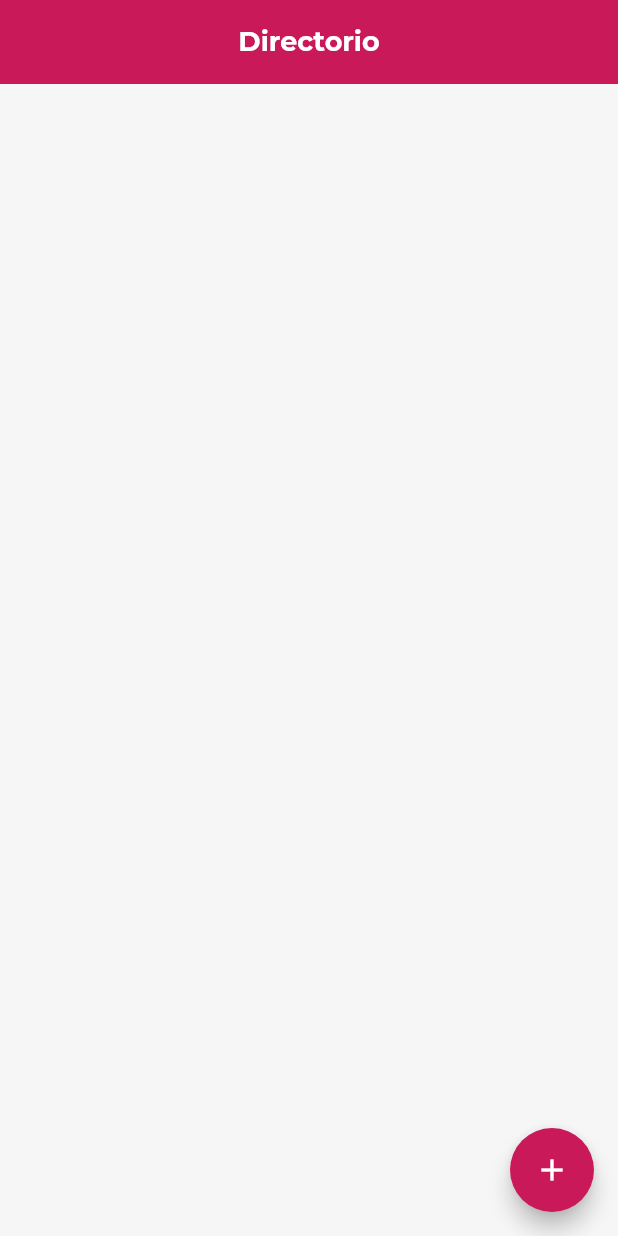
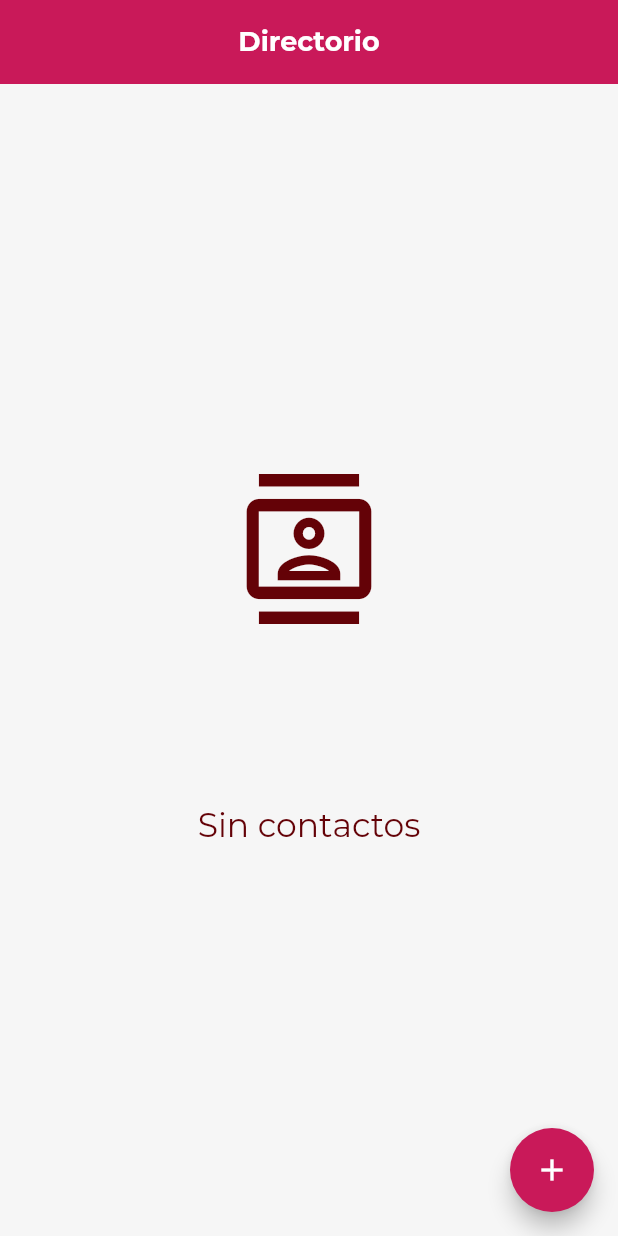
Before and after one commit to IvanZeroi96/Directory, a Flutter app: the screen it shows after launch, on a phone screen of 412 x 824 dp. Run offline on Flutter 3.47's test engine with Material 3 defaults, Android fonts, the phone set to English and light mode, and no system bars; our stand-ins replace dio, get, sqflite; accounts and stored records are empty; network calls fail; project files that could hold a hidden picture were left out.

Commit message:
:wrench:  Modific Read person page

```diff
--- a/lib/core/widgets/app_text_form_field.dart
+++ b/lib/core/widgets/app_text_form_field.dart
@@ -50,7 +50,7 @@ class AppTextFormField extends StatelessWidget {
       autocorrect: false,
       obscureText: obscureText,
       controller: controller,
-      style: Theme.of(context).textTheme.titleMedium?.copyWith(color: enabled ? Colors.black : Colors.black54),
+      style: Theme.of(context).textTheme.titleMedium?.copyWith(color: enabled ? AppColors.textColor : Colors.black54),
       keyboardType: keyboardType,
       validator: validator,
       onChanged: onChanged,
@@ -65,7 +65,7 @@ class AppTextFormField extends StatelessWidget {
           labelText: labelText,
           contentPadding: const EdgeInsets.symmetric(vertical: 8, horizontal: 8),
           labelStyle: Theme.of(context).textTheme.labelMedium?.copyWith(
-                color: enabled ? Colors.black87 : Colors.black54,
+                color: enabled ? AppColors.textColor : Colors.black54,
                 fontSize: 20,
               ),
           focusColor: Colors.amber,
@@ -73,7 +73,7 @@ class AppTextFormField extends StatelessWidget {
           isDense: false,
           enabled: enabled,
           floatingLabelBehavior: floatingLabelBehavior,
-          fillColor: AppColors.background,
+          fillColor: AppColors.backgroundScaffold,
           border: _buildBorder(Colors.black45),
           disabledBorder: _buildBorder(Colors.black26),
           enabledBorder: _buildBorder(Colors.black38),
--- a/lib/features/create_person/presentation/manager/create_person_controller.dart
+++ b/lib/features/create_person/presentation/manager/create_person_controller.dart
@@ -61,6 +61,7 @@ class CreatePersonController extends AppGetXController {
         );
         if (isSuccess) {
           Common.showSnackBar(Get.context!, 'Contacto guardado correctamente.');
+          Get.back(result: true);
         } else {
           Common.showSnackBar(Get.context!, 'Contacto no guardado.');
         }
--- /dev/null
+++ b/lib/features/read_person/domain/entities/person_entity.dart
@@ -0,0 +1,28 @@
+class PersonEntity {
+  int id;
+  String name;
+  String email;
+  String age;
+
+  PersonEntity({
+    this.id = 0,
+    this.name = '',
+    this.email = '',
+    this.age = '',
+  });
+
+  PersonEntity.fromMap(Map<String, dynamic> res)
+      : id = res['id'],
+        name = res['name'],
+        email = res['email'],
+        age = res['age'];
+
+  Map<String, Object?> toMap() {
+    return {
+      'id': id,
+      'name': name,
+      'email': email,
+      'age': age,
+    };
+  }
+}
--- /dev/null
+++ b/lib/features/read_person/domain/use_cases/read_person_use_case.dart
@@ -0,0 +1,15 @@
+import 'package:directory/features/read_person/domain/entities/person_entity.dart';
+import 'package:directory/features/read_person/domain/repositories/read_person_repository.dart';
+
+class ReadPersonUseCase {
+  final ReadPersonRepository _readPersonRepository;
+  ReadPersonUseCase(this._readPersonRepository);
+
+  Future<List<PersonEntity>> execute() async {
+    bool isSuccess = await _readPersonRepository.getPersonsService();
+    if(!isSuccess){
+      return await _readPersonRepository.getPersonsDB();
+    }
+    return [];
+  }
+}
--- a/lib/features/read_person/presentation/pages/read_person_page.dart
+++ b/lib/features/read_person/presentation/pages/read_person_page.dart
@@ -1,3 +1,5 @@
+import 'package:directory/core/utils/app_colors.dart';
+import 'package:directory/core/widgets/app_loading_page.dart';
 import 'package:directory/features/read_person/presentation/manager/read_person_controller.dart';
 import 'package:flutter/material.dart';
 import 'package:get/get.dart';
@@ -9,14 +11,67 @@ class ReadPersonPage extends GetView<ReadPersonController> {
 
   @override
   Widget build(BuildContext context) {
-    return GetBuilder<ReadPersonController>(
+    return AppLoadingPage<ReadPersonController>(
+      child: GetBuilder<ReadPersonController>(
         builder: (_) {
           return Scaffold(
             appBar: AppBar(
               centerTitle: true,
               title: const Text('Directorio'),
             ),
-          body: const Column(),
+            body: GetBuilder<ReadPersonController>(
+              id: 'list_person',
+              builder: (_) {
+                if (controller.listPerson.isEmpty) {
+                  return Center(
+                    child: Column(
+                      mainAxisSize: MainAxisSize.min,
+                      children: [
+                        const Icon(
+                          Icons.contacts_outlined,
+                          size: 100,
+                          color: AppColors.secondaryColor,
+                        ),
+                        const SizedBox(height: 120),
+                        Text(
+                          'Sin contactos',
+                          style: Theme.of(context).textTheme.titleLarge?.copyWith(
+                                color: AppColors.secondaryColor,
+                              ),
+                        ),
+                      ],
+                    ),
+                  );
+                }
+                return SafeArea(
+                  child: ListView.separated(
+                    padding: const EdgeInsets.symmetric(horizontal: 20, vertical: 20),
+                    itemBuilder: (context, index) {
+                      return ListTile(
+                        title: Text('Nombre: ${controller.listPerson[index].name}'),
+                        subtitle: Column(
+                          mainAxisSize: MainAxisSize.min,
+                          crossAxisAlignment: CrossAxisAlignment.start,
+                          children: [
+                            Text('Email: ${controller.listPerson[index].email}'),
+                            Text('Edad: ${controller.listPerson[index].age}'),
+                          ],
+                        ),
+                        onTap: () => controller.goToEditPerson(controller.listPerson[index].id.toString()),
+                      );
+                    },
+                    separatorBuilder: (context, index) {
+                      return const Divider(
+                        height: 8,
+                        color: AppColors.secondaryColor,
+                        indent: 1,
+                      );
+                    },
+                    itemCount: controller.listPerson.length,
+                  ),
+                );
+              },
+            ),
             floatingActionButton: FloatingActionButton(
               onPressed: controller.goToCreatePerson,
               tooltip: 'Agregar contacto',
@@ -27,6 +82,7 @@ class ReadPersonPage extends GetView<ReadPersonController> {
             ),
           );
         },
+      ),
     );
   }
 }
```
Also changed, not shown: lib/core/manager/data_base_manager.dart (+6 -6 lines), lib/features/read_person/data/data_sources/read_person_api.dart (added, +13 -0 lines), lib/features/read_person/data/repositories/read_person_repository_impl.dart (added, +42 -0 lines), lib/features/read_person/domain/repositories/read_person_repository.dart (added, +7 -0 lines), lib/features/read_person/presentation/manager/read_person_binding.dart (+7 -1 lines), lib/features/read_person/presentation/manager/read_person_controller.dart (+39 -5 lines), 2 other files. Lines whose indentation alone changed are shown as unchanged.
